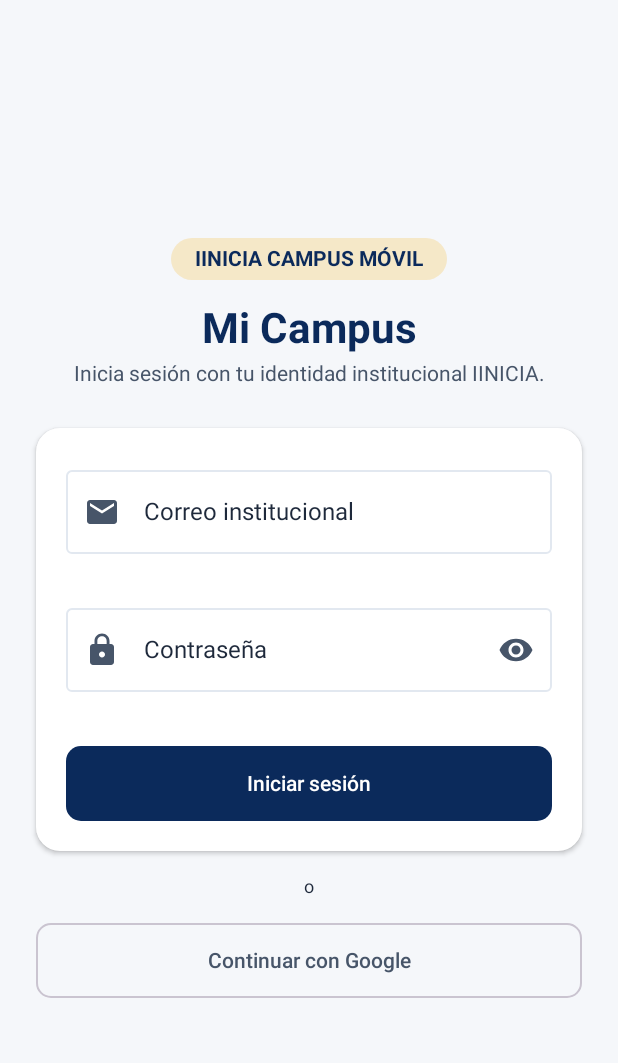
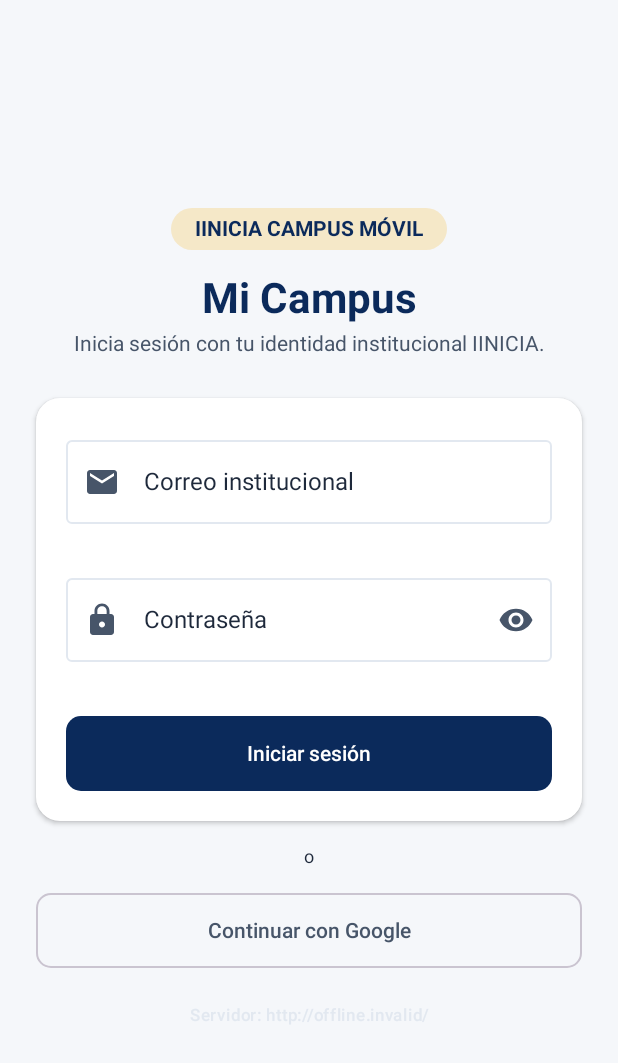
Before and after one commit to angelarcos2004-art/iinicia, an Android app built with Jetpack Compose: the screen it shows after launch (MainActivity), on a phone screen of 412 x 824 dp. Shown: the top 1063 px of the screen. Run offline under Robolectric (Android 15) with nearby library versions, the phone set to English and light mode, and no system bars; 3 statements that could not run were skipped.

Commit message:
feat(android): URL del servidor editable en runtime, sin recompilar el APK
La baseUrl vivia solo en local.properties -> BuildConfig.API_BASE_URL,
fijada al compilar el APK. En un dispositivo fisico, cada cambio de red
de la laptop que corre el backend exigia recompilar para apuntar a la
IP nueva.

ServerConfig persiste una baseUrl editable en SharedPreferences (no es
secreto), con BuildConfig.API_BASE_URL como default. En la pantalla de
login, tocar el texto "Servidor" al fondo abre un dialogo para pegar la
URL que imprime infrastructure/fix-network.ps1 y reinicia la Activity.

Verificado con un login real end-to-end en el emulador contra el
backend expuesto por hotspot.

Co-Authored-By: Claude Sonnet 5 <noreply@anthropic.com>

```diff
--- a/android/app/src/main/java/org/iinicia/android/MainActivity.kt
+++ b/android/app/src/main/java/org/iinicia/android/MainActivity.kt
@@ -17,6 +17,7 @@ import androidx.compose.ui.Modifier
 import androidx.core.content.ContextCompat
 import androidx.lifecycle.viewmodel.compose.viewModel
 import org.iinicia.android.data.local.EncryptedSessionTokenStorage
+import org.iinicia.android.data.remote.ServerConfig
 import org.iinicia.android.data.repository.IiniciaRepositoryImpl
 import org.iinicia.android.ui.navigation.IiniciaNavGraph
 import org.iinicia.android.ui.theme.IiniciaTheme
@@ -40,6 +41,7 @@ class MainActivity : ComponentActivity() {
                 val mainViewModel: MainViewModel = viewModel(
                     factory = MainViewModel.provideFactory(
                         repository = IiniciaRepositoryImpl(
+                            baseUrl = ServerConfig.getBaseUrl(applicationContext),
                             tokenStorage = EncryptedSessionTokenStorage(applicationContext)
                         )
                     )
--- /dev/null
+++ b/android/app/src/main/java/org/iinicia/android/data/remote/ServerConfig.kt
@@ -0,0 +1,26 @@
+package org.iinicia.android.data.remote
+
+import android.content.Context
+
+/**
+ * URL del backend editable en runtime (pantalla de login), sin recompilar el APK: la IP de LAN
+ * de la laptop que corre el backend cambia cada vez que se mueve de red (hotspot, wifi de la
+ * escuela, etc. - ver infrastructure/dev-network.ps1). Simple SharedPreferences: no es secreto.
+ */
+object ServerConfig {
+    private const val PREFS_NAME = "server_config"
+    private const val KEY_BASE_URL = "base_url"
+
+    fun getBaseUrl(context: Context): String {
+        val guardado = context.getSharedPreferences(PREFS_NAME, Context.MODE_PRIVATE)
+            .getString(KEY_BASE_URL, null)
+        return guardado?.takeIf { it.isNotBlank() } ?: ApiConfig.DEFAULT_BASE_URL
+    }
+
+    fun setBaseUrl(context: Context, url: String) {
+        context.getSharedPreferences(PREFS_NAME, Context.MODE_PRIVATE)
+            .edit()
+            .putString(KEY_BASE_URL, ApiConfig.normalizeBaseUrl(url))
+            .apply()
+    }
+}
--- a/android/app/src/main/java/org/iinicia/android/push/IiniciaFirebaseMessagingService.kt
+++ b/android/app/src/main/java/org/iinicia/android/push/IiniciaFirebaseMessagingService.kt
@@ -14,6 +14,7 @@ import kotlinx.coroutines.Dispatchers
 import kotlinx.coroutines.launch
 import org.iinicia.android.MainActivity
 import org.iinicia.android.data.local.EncryptedSessionTokenStorage
+import org.iinicia.android.data.remote.ServerConfig
 import org.iinicia.android.data.repository.IiniciaRepositoryImpl
 
 private const val CANAL_AVISOS_ID = "iinicia_avisos"
@@ -32,7 +33,10 @@ class IiniciaFirebaseMessagingService : FirebaseMessagingService() {
      */
     override fun onNewToken(token: String) {
         super.onNewToken(token)
-        val repository = IiniciaRepositoryImpl(tokenStorage = EncryptedSessionTokenStorage(applicationContext))
+        val repository = IiniciaRepositoryImpl(
+            baseUrl = ServerConfig.getBaseUrl(applicationContext),
+            tokenStorage = EncryptedSessionTokenStorage(applicationContext)
+        )
         if (repository.getCurrentSessionUser() == null) return
         // shortcut: fire-and-forget sin reintentos; si falla, se reintentará en el próximo
         // onNewToken o login. Suficiente para esta fase sin backend de cola de reintentos.
--- a/android/app/src/main/java/org/iinicia/android/ui/screens/LoginScreen.kt
+++ b/android/app/src/main/java/org/iinicia/android/ui/screens/LoginScreen.kt
@@ -1,5 +1,7 @@
 package org.iinicia.android.ui.screens
 
+import android.app.Activity
+import androidx.compose.foundation.clickable
 import androidx.compose.foundation.layout.Arrangement
 import androidx.compose.foundation.layout.Column
 import androidx.compose.foundation.layout.Spacer
@@ -17,6 +19,7 @@ import androidx.compose.material.icons.filled.Email
 import androidx.compose.material.icons.filled.Lock
 import androidx.compose.material.icons.filled.Visibility
 import androidx.compose.material.icons.filled.VisibilityOff
+import androidx.compose.material3.AlertDialog
 import androidx.compose.material3.Button
 import androidx.compose.material3.ButtonDefaults
 import androidx.compose.material3.Card
@@ -29,6 +32,7 @@ import androidx.compose.material3.OutlinedButton
 import androidx.compose.material3.OutlinedTextField
 import androidx.compose.material3.Surface
 import androidx.compose.material3.Text
+import androidx.compose.material3.TextButton
 import androidx.compose.runtime.Composable
 import androidx.compose.runtime.getValue
 import androidx.compose.runtime.mutableStateOf
@@ -53,6 +57,7 @@ import com.google.android.libraries.identity.googleid.GetGoogleIdOption
 import com.google.android.libraries.identity.googleid.GoogleIdTokenCredential
 import kotlinx.coroutines.launch
 import org.iinicia.android.data.remote.ApiConfig
+import org.iinicia.android.data.remote.ServerConfig
 import org.iinicia.android.ui.theme.IiniciaAccent
 import org.iinicia.android.ui.theme.IiniciaPrimary
 import org.iinicia.android.ui.theme.IiniciaTheme
@@ -76,6 +81,8 @@ fun LoginScreen(
     var password by rememberSaveable { mutableStateOf("") }
     var passwordVisible by rememberSaveable { mutableStateOf(false) }
     var googleError by rememberSaveable { mutableStateOf<String?>(null) }
+    var mostrarDialogoServidor by rememberSaveable { mutableStateOf(false) }
+    var servidorEditado by rememberSaveable { mutableStateOf(uiState.baseUrl) }
 
     val context = LocalContext.current
     val coroutineScope = rememberCoroutineScope()
@@ -301,7 +308,48 @@ fun LoginScreen(
                     style = MaterialTheme.typography.bodyMedium
                 )
             }
+
+            Spacer(modifier = Modifier.height(24.dp))
+
+            // Permite apuntar a otro servidor sin recompilar el APK: la IP de la laptop que
+            // corre el backend cambia con cada red (hotspot, wifi de la escuela, etc).
+            Text(
+                text = "Servidor: ${uiState.baseUrl}",
+                style = MaterialTheme.typography.labelSmall,
+                color = MaterialTheme.colorScheme.outline,
+                textAlign = TextAlign.Center,
+                modifier = Modifier.clickable {
+                    servidorEditado = uiState.baseUrl
+                    mostrarDialogoServidor = true
+                }
+            )
         }
+    }
+
+    if (mostrarDialogoServidor) {
+        AlertDialog(
+            onDismissRequest = { mostrarDialogoServidor = false },
+            title = { Text("Dirección del servidor") },
+            text = {
+                OutlinedTextField(
+                    value = servidorEditado,
+                    onValueChange = { servidorEditado = it },
+                    placeholder = { Text("http://192.168.1.10:3001/") },
+                    singleLine = true,
+                    modifier = Modifier.fillMaxWidth()
+                )
+            },
+            confirmButton = {
+                TextButton(onClick = {
+                    ServerConfig.setBaseUrl(context, servidorEditado)
+                    mostrarDialogoServidor = false
+                    (context as? Activity)?.recreate()
+                }) { Text("Guardar") }
+            },
+            dismissButton = {
+                TextButton(onClick = { mostrarDialogoServidor = false }) { Text("Cancelar") }
+            }
+        )
     }
 }
 
```
